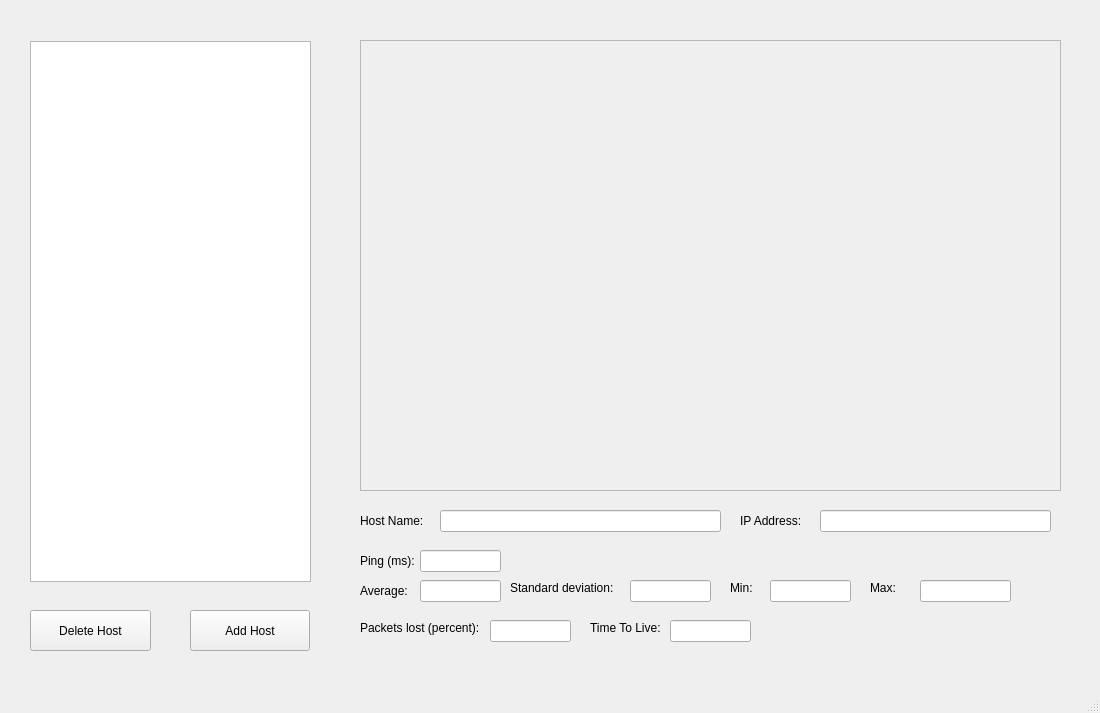
Above: src/ui/designer/QtPingUI_1.ui from jjdredd/QtPing before the change. Below: the same form after it.
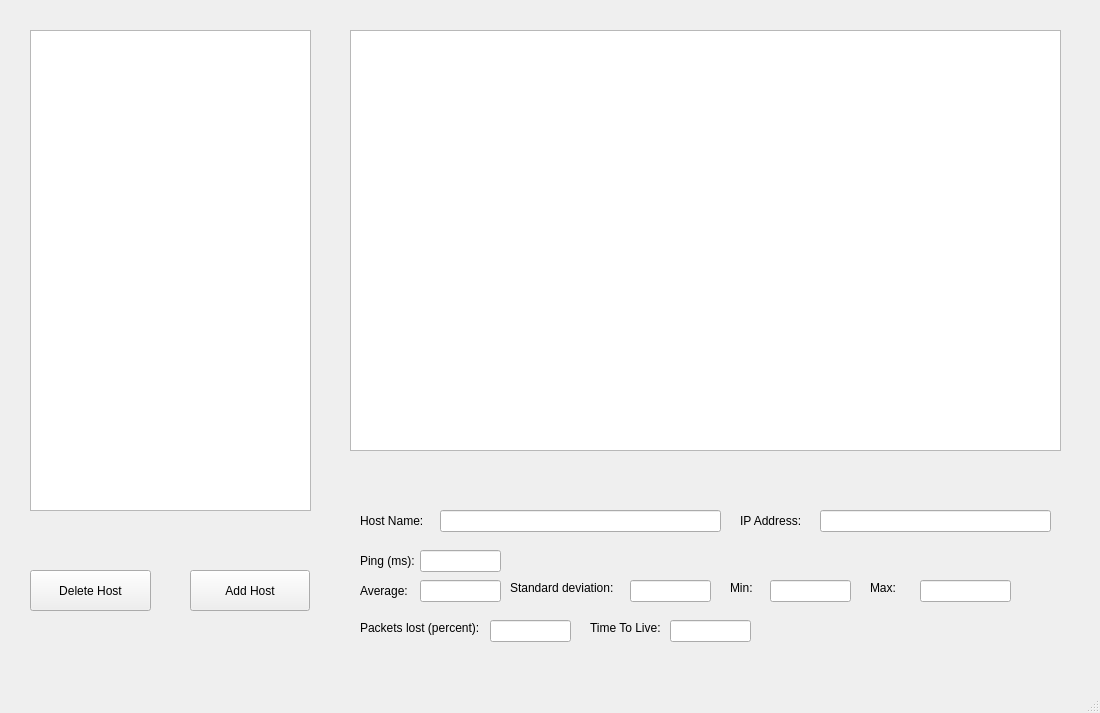
That is the form after the change.

```diff
--- a/src/ui/designer/QtPingUI_1.ui
+++ b/src/ui/designer/QtPingUI_1.ui
@@ -18,9 +18,9 @@
     <property name="geometry">
      <rect>
       <x>30</x>
-      <y>41</y>
+      <y>30</y>
       <width>281</width>
-      <height>541</height>
+      <height>481</height>
      </rect>
     </property>
    </widget>
@@ -28,7 +28,7 @@
     <property name="geometry">
      <rect>
       <x>190</x>
-      <y>610</y>
+      <y>570</y>
       <width>120</width>
       <height>41</height>
      </rect>
@@ -41,7 +41,7 @@
     <property name="geometry">
      <rect>
       <x>30</x>
-      <y>610</y>
+      <y>570</y>
       <width>121</width>
       <height>41</height>
      </rect>
@@ -50,22 +50,6 @@
      <string>Delete Host</string>
     </property>
    </widget>
-   <widget class="QFrame" name="framePlot">
-    <property name="geometry">
-     <rect>
-      <x>360</x>
-      <y>40</y>
-      <width>701</width>
-      <height>451</height>
-     </rect>
-    </property>
-    <property name="frameShape">
-     <enum>QFrame::StyledPanel</enum>
-    </property>
-    <property name="frameShadow">
-     <enum>QFrame::Raised</enum>
-    </property>
-   </widget>
    <widget class="QLabel" name="l_HostName">
     <property name="geometry">
      <rect>
@@ -273,6 +257,16 @@
      </rect>
     </property>
    </widget>
+   <widget class="QGraphicsView" name="graphicsView">
+    <property name="geometry">
+     <rect>
+      <x>350</x>
+      <y>30</y>
+      <width>711</width>
+      <height>421</height>
+     </rect>
+    </property>
+   </widget>
   </widget>
   <widget class="QMenuBar" name="Menu">
    <property name="geometry">
```
